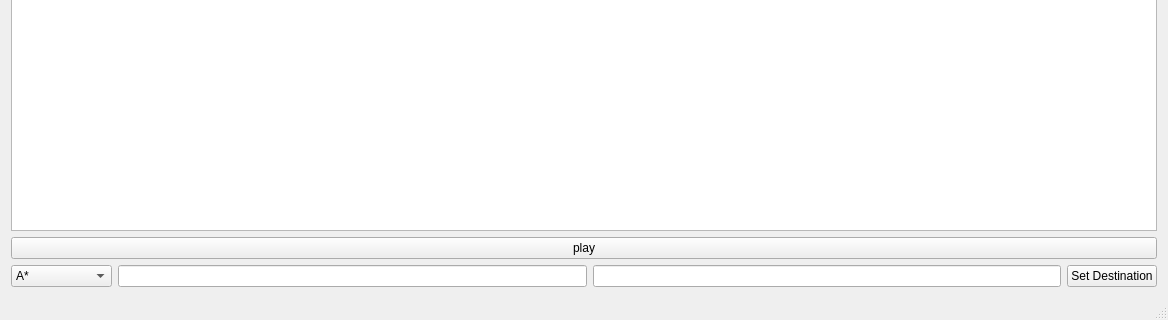
Old version of the form mainwindow.ui in the repository Aoriseth/Qt-game-with-AStar-pathfinding; both pictures show x 0 to 1168 and y 379 to 699 of the 1168 by 699 pixel window.
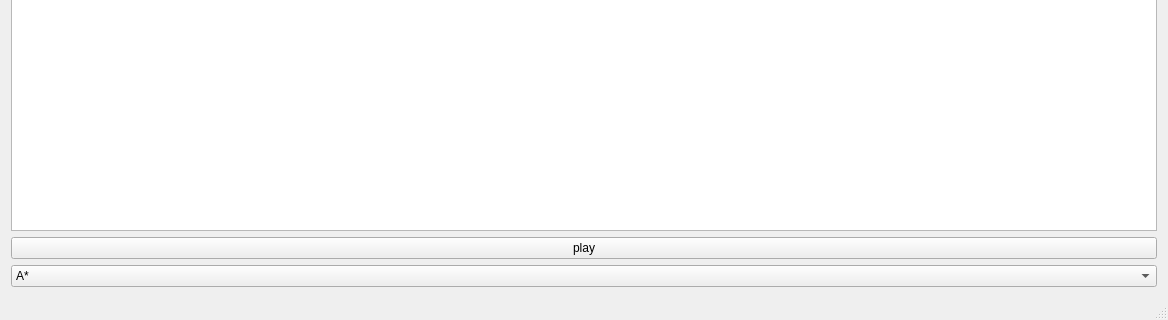
New version of the form.

Commit message: removed old destination selector

```diff
--- a/mainwindow.ui
+++ b/mainwindow.ui
@@ -50,19 +50,6 @@
         </item>
        </widget>
       </item>
-      <item>
-       <widget class="QLineEdit" name="lineEditX"/>
-      </item>
-      <item>
-       <widget class="QLineEdit" name="lineEditY"/>
-      </item>
-      <item>
-       <widget class="QPushButton" name="pushButton_2">
-        <property name="text">
-         <string>Set Destination</string>
-        </property>
-       </widget>
-      </item>
      </layout>
     </item>
    </layout>
```
Left out of the diff: 17 changed lines with no effect on the pictures. The commit also changes 2 other files.
